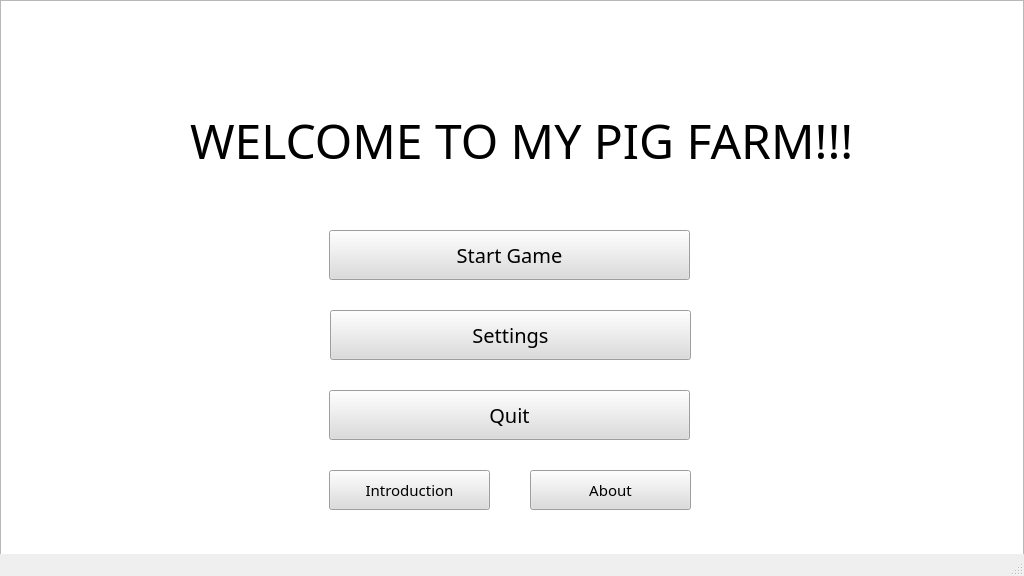
Above: HomeWindow.ui from 1ncrd/Farm before the change. Below: the same form after it.
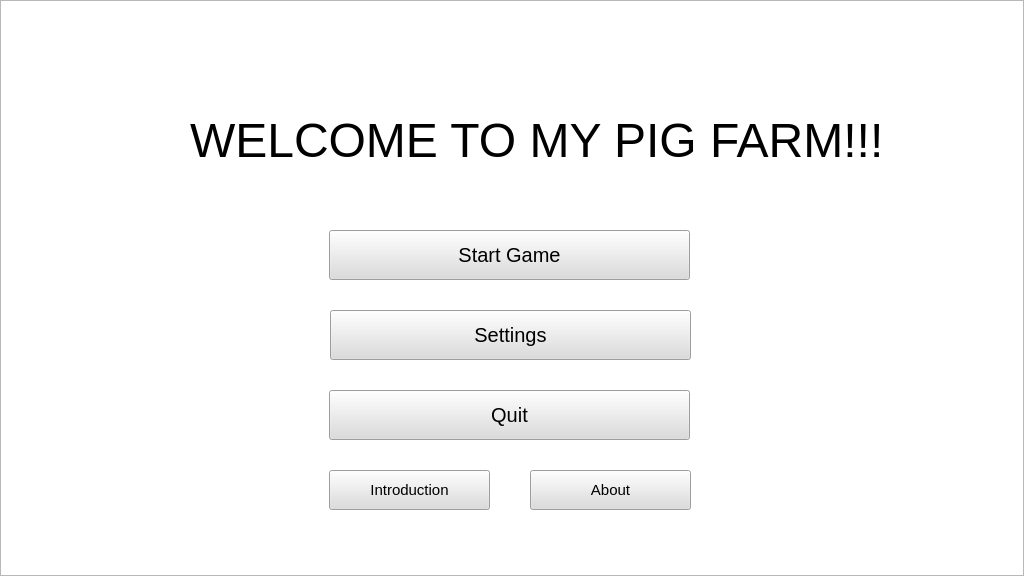
That is the form after the change. Icons and pictures are not drawn. Custom widgets are drawn as their Qt base class.

Diff of the .ui file:
```diff
--- a/HomeWindow.ui
+++ b/HomeWindow.ui
@@ -21,7 +21,6 @@
   </property>
   <property name="font">
    <font>
-    <family>Minecraft</family>
     <pointsize>9</pointsize>
    </font>
   </property>
@@ -71,7 +70,6 @@
     </property>
     <property name="font">
      <font>
-      <family>Minecraft</family>
       <pointsize>36</pointsize>
       <italic>false</italic>
       <bold>false</bold>
@@ -109,7 +107,6 @@
     </property>
     <property name="font">
      <font>
-      <family>Minecraft</family>
       <pointsize>15</pointsize>
      </font>
     </property>
@@ -131,7 +128,6 @@
     </property>
     <property name="font">
      <font>
-      <family>Minecraft</family>
       <pointsize>15</pointsize>
      </font>
     </property>
@@ -153,7 +149,6 @@
     </property>
     <property name="font">
      <font>
-      <family>Minecraft</family>
       <pointsize>15</pointsize>
      </font>
     </property>
@@ -185,7 +180,6 @@
     </property>
     <property name="font">
      <font>
-      <family>Minecraft</family>
       <pointsize>11</pointsize>
      </font>
     </property>
@@ -207,7 +201,6 @@
     </property>
     <property name="font">
      <font>
-      <family>Minecraft</family>
       <pointsize>11</pointsize>
      </font>
     </property>
@@ -250,7 +243,6 @@
     </rect>
    </property>
   </widget>
-  <widget class="QStatusBar" name="statusbar"/>
  </widget>
  <customwidgets>
   <customwidget>
```
Left out of the diff: 2 changed lines with no effect on the pictures.
